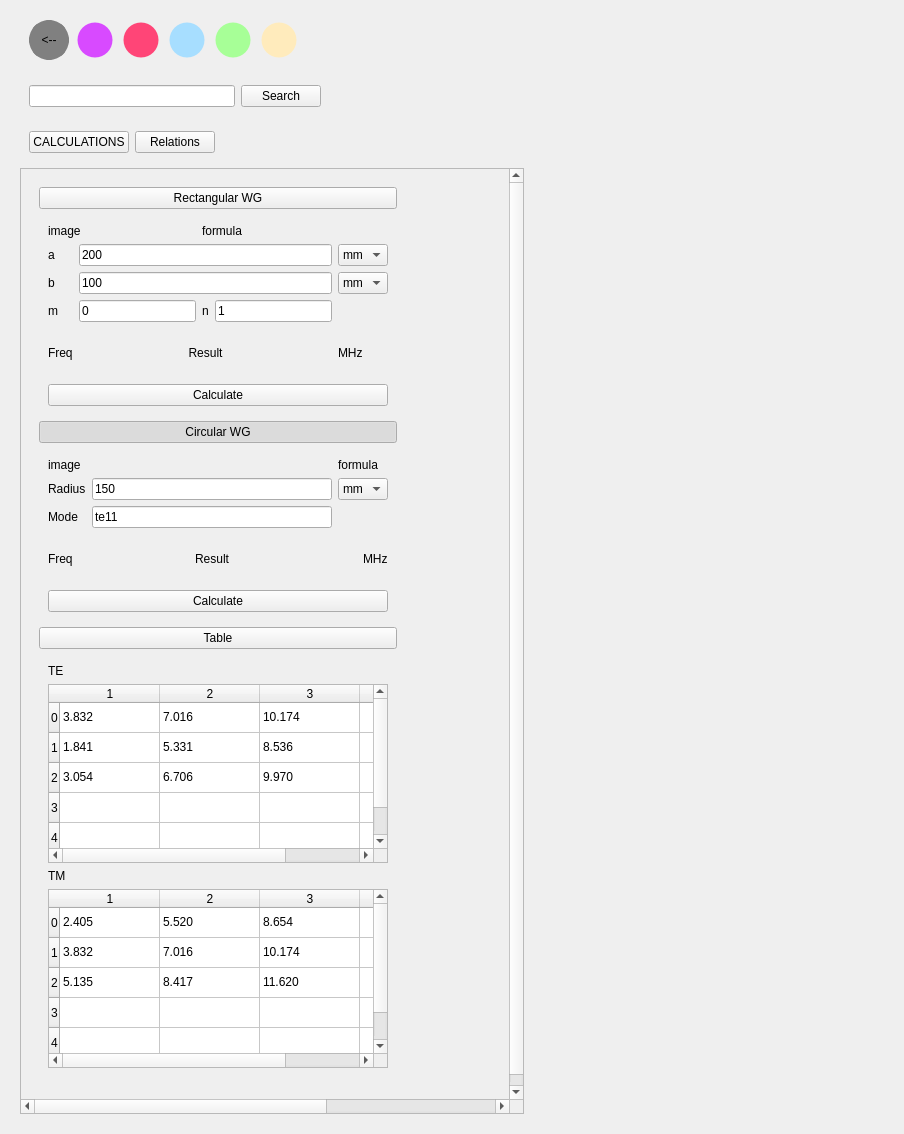
First picture: the form in ui_files/wg_calculations.ui, repository Dark-Elektron/CavityDesignHub, before the edit.
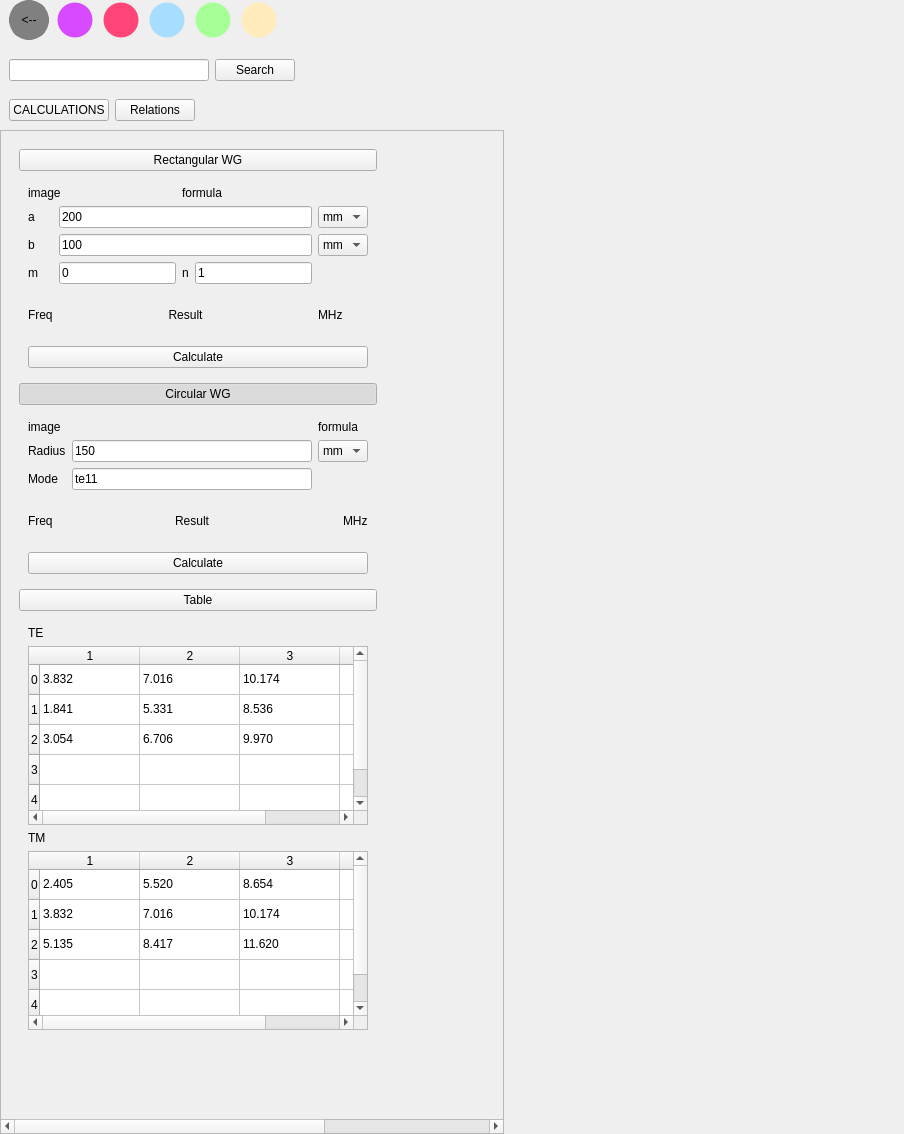
Second picture: the form after the edit.

The edit to the form file:
```diff
--- a/ui_files/wg_calculations.ui
+++ b/ui_files/wg_calculations.ui
@@ -14,9 +14,39 @@
    <string>Form</string>
   </property>
   <layout class="QGridLayout" name="gridLayout">
+   <property name="leftMargin">
+    <number>0</number>
+   </property>
+   <property name="topMargin">
+    <number>0</number>
+   </property>
+   <property name="rightMargin">
+    <number>0</number>
+   </property>
+   <property name="bottomMargin">
+    <number>0</number>
+   </property>
+   <property name="spacing">
+    <number>0</number>
+   </property>
    <item row="0" column="0">
     <widget class="QWidget" name="widget" native="true">
      <layout class="QGridLayout" name="gridLayout_3">
+      <property name="leftMargin">
+       <number>0</number>
+      </property>
+      <property name="topMargin">
+       <number>0</number>
+      </property>
+      <property name="rightMargin">
+       <number>0</number>
+      </property>
+      <property name="bottomMargin">
+       <number>0</number>
+      </property>
+      <property name="spacing">
+       <number>0</number>
+      </property>
       <item row="1" column="0" colspan="3">
        <widget class="QWidget" name="widget_3" native="true">
         <property name="maximumSize">
@@ -281,7 +311,7 @@
          <property name="geometry">
           <rect>
            <x>0</x>
-           <y>-14</y>
+           <y>0</y>
            <width>770</width>
            <height>941</height>
           </rect>
```
